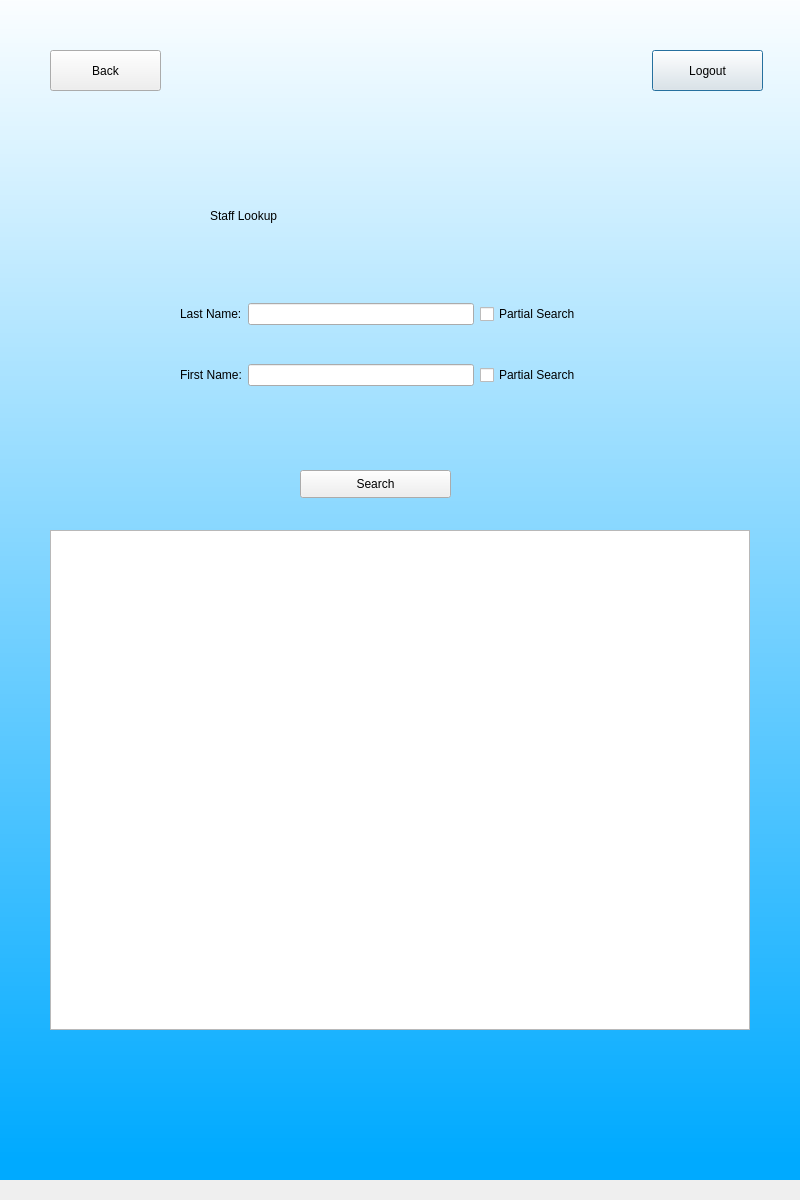
AlexHarbaugh1/CS499, file Client/stafflookup.ui: the form before one commit.
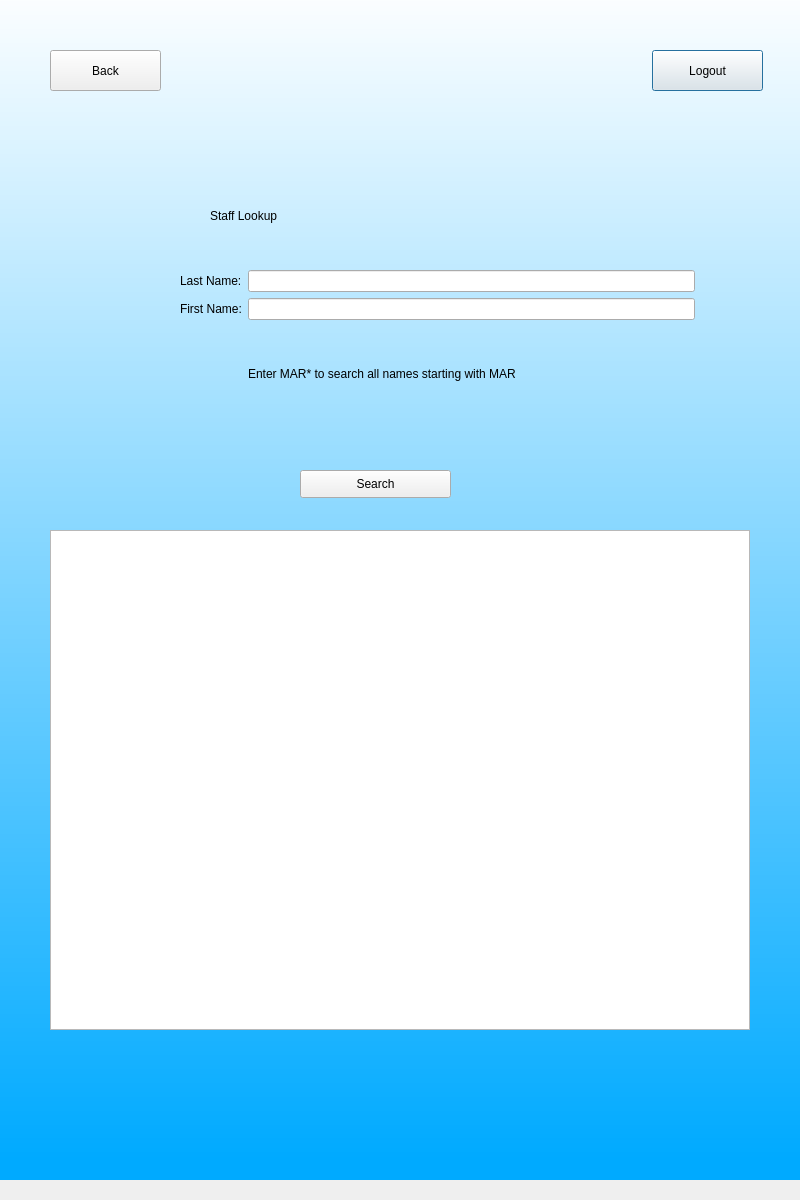
The form after the commit.

Commit message:
partial search update
added partial search to staff search and removed checkboxes from GUIs

Diff of the .ui file:
```diff
--- a/Client/stafflookup.ui
+++ b/Client/stafflookup.ui
@@ -102,7 +102,7 @@
      <rect>
       <x>180</x>
       <y>290</y>
-      <width>401</width>
+      <width>515</width>
       <height>151</height>
      </rect>
     </property>
@@ -110,9 +110,6 @@
      <item row="0" column="1">
       <widget class="QLineEdit" name="lastField"/>
      </item>
-     <item row="1" column="1">
-      <widget class="QLineEdit" name="firstField"/>
-     </item>
      <item row="1" column="0">
       <widget class="QLabel" name="labelFirstName">
        <property name="styleSheet">
@@ -133,17 +130,16 @@
        </property>
       </widget>
      </item>
-     <item row="0" column="2">
-      <widget class="QCheckBox" name="lastBox">
-       <property name="text">
-        <string>Partial Search</string>
-       </property>
-      </widget>
+     <item row="1" column="1">
+      <widget class="QLineEdit" name="firstField"/>
      </item>
-     <item row="1" column="2">
-      <widget class="QCheckBox" name="firstBox">
+     <item row="2" column="1">
+      <widget class="QLabel" name="infoLabel">
+       <property name="styleSheet">
+        <string notr="true">font: 14pt &quot;MS Shell Dlg 2&quot;;</string>
+       </property>
        <property name="text">
-        <string>Partial Search</string>
+        <string>Enter MAR* to search all names starting with MAR</string>
        </property>
       </widget>
      </item>
```
The commit also changes 5 other files.
